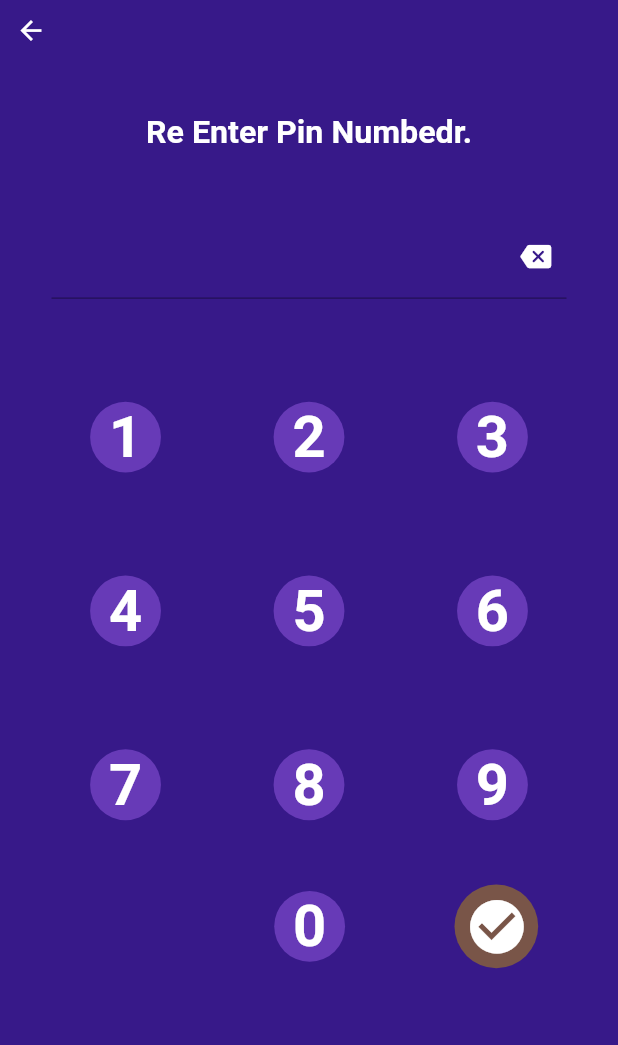
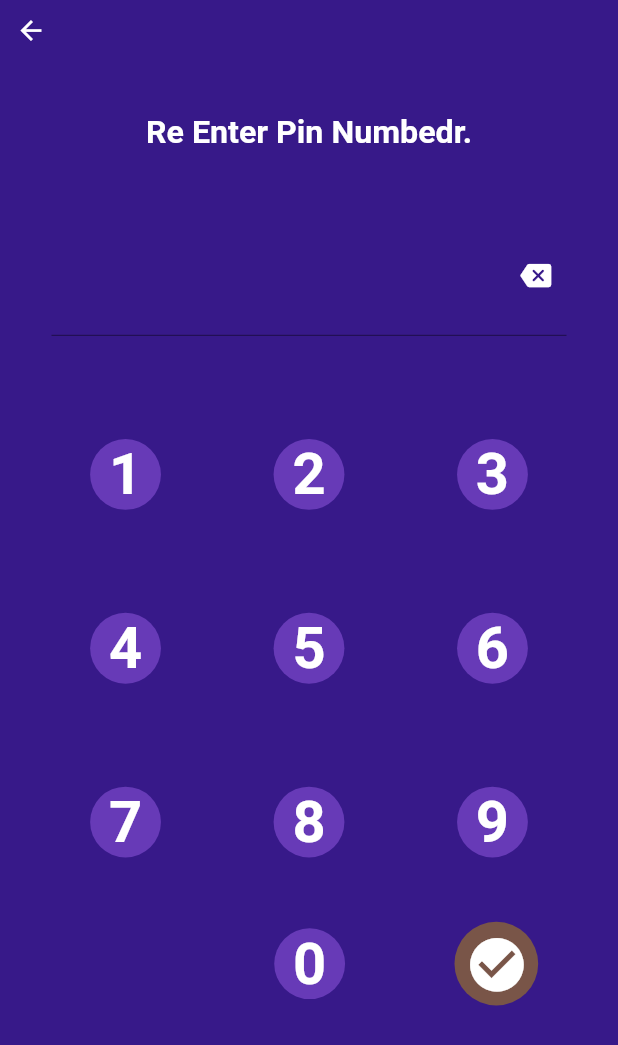
Before and after one commit to darshana0908/safe-loging, a Flutter app: the NewAccountPin screen opened directly, after a tap on the "check circle" icon, on a phone screen of 412 x 824 dp. Shown: the top 1045 px of the screen. Run offline on Flutter 3.47's test engine with Material 2 defaults, Android fonts, the phone set to English and light mode, and no system bars; our stand-ins replace awesome_dialog, cloud_firestore, firebase_auth, firebase_core, flutter_svg, google_sign_in and 6 more; missing offline and left inert: file_cryptor, flutter_facebook_auth, flutter_share_me, hawk_fab_menu; accounts and stored records are empty.

Commit message:
text feald changes

```diff
--- a/lib/screens/features/new_accounts/confirm_pin_number.dart
+++ b/lib/screens/features/new_accounts/confirm_pin_number.dart
@@ -62,7 +62,11 @@ class _ConfirmPinState extends State<ConfirmPin> {
                         height: 50,
                       ),
                       TextField(
-                        style: TextStyle(color: kwhite, fontSize: 35),
+                        textAlign: TextAlign.center,
+                        obscureText: true,
+                        enableSuggestions: false,
+                        autocorrect: false,
+                        style: TextStyle(color: kwhite, fontSize: 60),
                         controller: controler_pin,
                         keyboardType: TextInputType.none,
                         decoration: InputDecoration(
--- a/lib/screens/features/new_accounts/new_account_pin_nuber.dart
+++ b/lib/screens/features/new_accounts/new_account_pin_nuber.dart
@@ -56,7 +56,11 @@ class _NewAccountPinState extends State<NewAccountPin> {
                         height: 50,
                       ),
                       TextField(
-                        style: TextStyle(color: kwhite, fontSize: 35),
+                        textAlign: TextAlign.center,
+                        obscureText: true,
+                        enableSuggestions: false,
+                        autocorrect: false,
+                        style: TextStyle(color: kwhite, fontSize: 60),
                         controller: controler_pin,
                         keyboardType: TextInputType.none,
                         decoration: InputDecoration(
--- a/lib/screens/features/new_accounts/re_enter_pin_number.dart
+++ b/lib/screens/features/new_accounts/re_enter_pin_number.dart
@@ -72,7 +72,11 @@ class _ReEnterPinNumberState extends State<ReEnterPinNumber> {
                         height: 50,
                       ),
                       TextField(
-                        style: TextStyle(color: kwhite, fontSize: 35),
+                        textAlign: TextAlign.center,
+                        obscureText: true,
+                        enableSuggestions: false,
+                        autocorrect: false,
+                        style: TextStyle(color: kwhite, fontSize: 60),
                         controller: controler_pin,
                         keyboardType: TextInputType.none,
                         decoration: InputDecoration(
```
